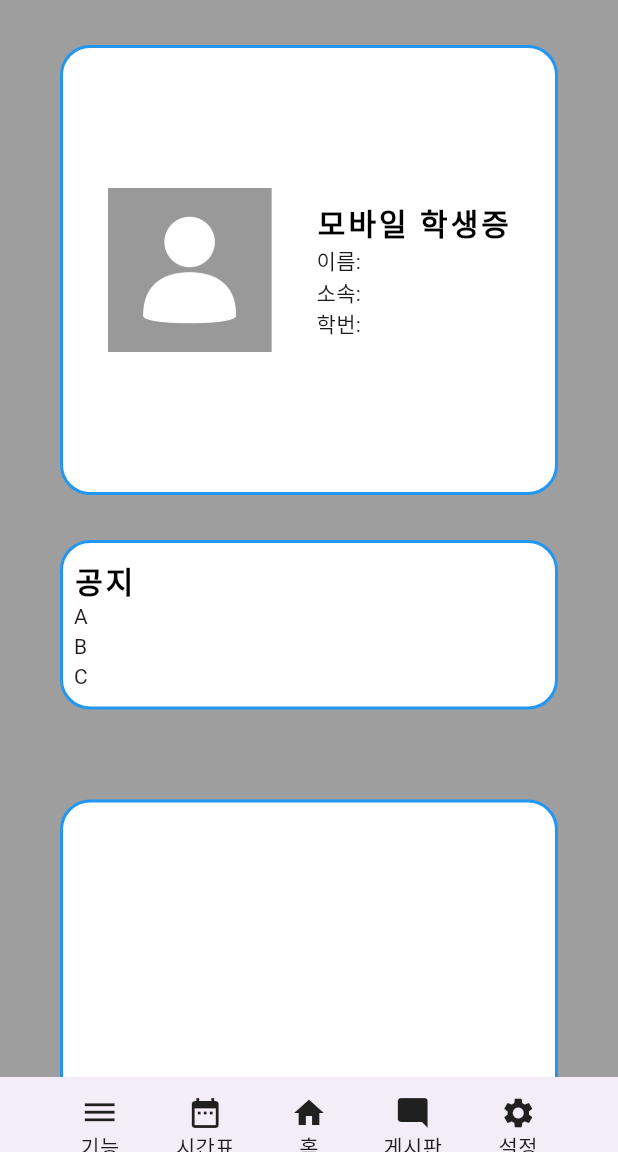
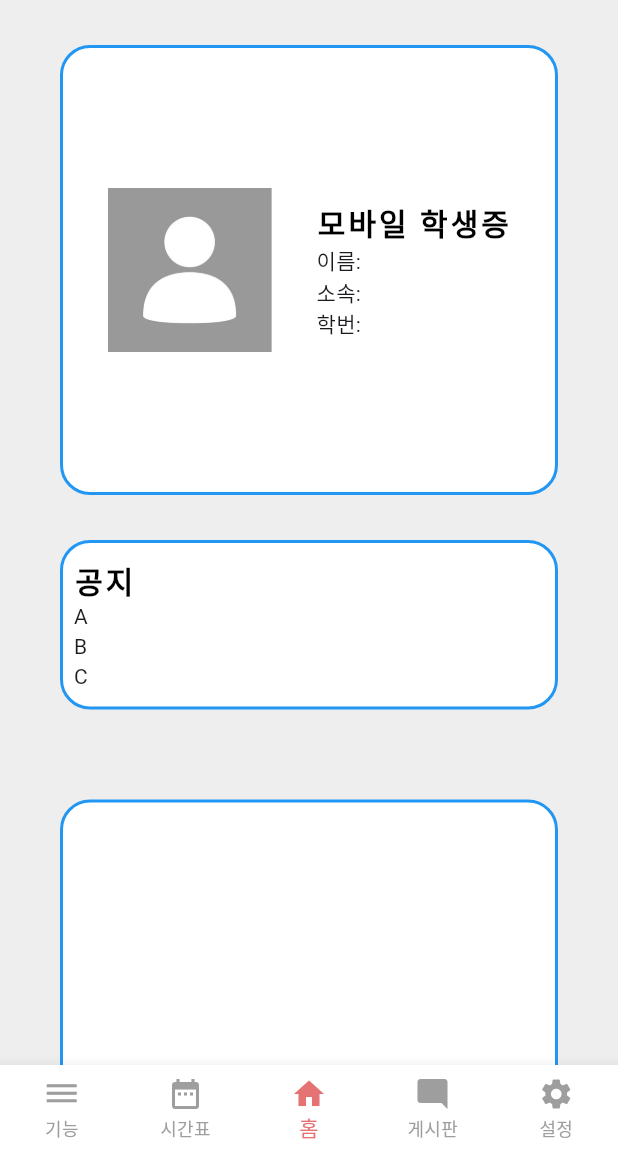
Before and after one commit to kevink1113/Sogang-Link, a Flutter app: the Home screen opened directly, on a phone screen of 412 x 824 dp, the part 84-1236 px from its top. Run offline on Flutter 3.47's test engine with Material 3 defaults, Android fonts, the phone set to English and light mode, and no system bars; our stand-ins replace fluttertoast.

Commit message:
💄 Login, home UI mended

```diff
--- a/frontend/lib/home.dart
+++ b/frontend/lib/home.dart
@@ -1,108 +1,77 @@
 import 'package:flutter/material.dart';
-import 'package:flutter/services.dart';
 import 'package:soganglink/homepage.dart';
-
 import 'package:soganglink/timetable.dart';
 
 class Home extends StatefulWidget {
   const Home({Key? key}) : super(key: key);
+
   @override
-  _Home createState() => _Home();
+  _HomeState createState() => _HomeState();
 }
 
-class _Home extends State<Home> {
-  final GlobalKey<ScaffoldState> scaffoldKey = GlobalKey<ScaffoldState>();
-  Widget bodyPage = const HomePage();
-  @override
-  void initState() {
-    super.initState();
+class _HomeState extends State<Home> {
+  int _selectedIndex = 2;
+  final List<Widget> _pages = [
+    const HomePage(),
+    const TimeTable(),
+    const HomePage(), // 게시판 페이지 예시로 임시로 HomePage 사용
+    const HomePage(), // 설정 페이지 예시로 임시로 HomePage 사용
+  ];
+
+  void _onItemTapped(int index) {
+    setState(() {
+      _selectedIndex = index;
+    });
   }
 
   @override
   Widget build(BuildContext context) {
-    // TODO: implement build
-
     return Scaffold(
-        key: scaffoldKey,
-        backgroundColor: Colors.grey,
+      backgroundColor: Colors.grey.shade200, // 밝은 회색으로 배경색 설정
       appBar: AppBar(
-          title: const Center(
-            child: Text(
+        title: const Text(
           'Sogang Link',
-              textAlign: TextAlign.center,
-              style: TextStyle(
-                color: Colors.white, // Set text color to white
+          style: TextStyle(color: Colors.white),
         ),
+        backgroundColor: Colors.redAccent, // AppBar 색상 변경
+        elevation: 0, // AppBar 그림자 제거
+        centerTitle: true, // 제목 중앙 정렬
       ),
+      body: IndexedStack(
+        index: _selectedIndex,
+        children: _pages,
       ),
-          backgroundColor: Colors.redAccent,
+      bottomNavigationBar: BottomNavigationBar(
+        items: const <BottomNavigationBarItem>[
+          BottomNavigationBarItem(
+            icon: Icon(Icons.dehaze),
+            label: '기능',
           ),
-        body: bodyPage,
-        bottomNavigationBar: BottomAppBar(
-          height: 50,
-          child: Row(
-            mainAxisAlignment: MainAxisAlignment.spaceEvenly,
-            children: [
-              Flexible(
-                child: Column(
-                  children: [
-                    Icon(Icons.dehaze),
-                    Text('기능'),
-                  ],
+          BottomNavigationBarItem(
+            icon: Icon(Icons.date_range),
+            label: '시간표',
           ),
-                flex: 1,
+          BottomNavigationBarItem(
+            icon: Icon(Icons.home),
+            label: '홈',
           ),
-              Flexible(
-                child: InkWell(
-                  onTap: () {
-                    setState(() {
-                      bodyPage = const TimeTable();
-                    });
-                  },
-                  child: Column(
-                    children: [
-                      Icon(Icons.date_range),
-                      Text('시간표'),
-                    ],
+          BottomNavigationBarItem(
+            icon: Icon(Icons.mode_comment),
+            label: '게시판',
           ),
-                ),
-                flex: 1,
-              ),
-              Flexible(
-                child: InkWell(
-                  onTap: () {
-                    setState(() {
-                      bodyPage = const HomePage();
-                    });
-                  },
-                  child: Column(
-                    children: [
-                      Icon(Icons.home),
-                      Text('홈'),
-                    ],
-                  ),
-                ),
-              ),
-              Flexible(
-                flex: 1,
-                child: Column(
-                  children: [
-                    Icon(Icons.mode_comment),
-                    Text('게시판'),
-                  ],
-                ),
-              ),
-              Flexible(
-                flex: 1,
-                child: Column(
-                  children: [
-                    Icon(Icons.settings),
-                    Text('설정'),
-                  ],
-                ),
+          BottomNavigationBarItem(
+            icon: Icon(Icons.settings),
+            label: '설정',
           ),
         ],
+        currentIndex: _selectedIndex,
+        selectedItemColor: Colors.red[300], // 선택된 아이템 색상 변경
+        onTap: _onItemTapped,
+        type: BottomNavigationBarType.fixed, // 4개 이상의 아이템에도 배경색 유지
+        backgroundColor: Colors.white, // BottomNavigationBar 배경색 변경
+        unselectedItemColor: Colors.grey, // 선택되지 않은 아이템 색상 변경
+        elevation: 10.0, // BottomNavigationBar 그림자 추가
       ),
-        ));
+    );
   }
 }
```
Also changed, not shown: frontend/lib/login.dart (+58 -65 lines). Lines whose indentation alone changed are shown as unchanged.
